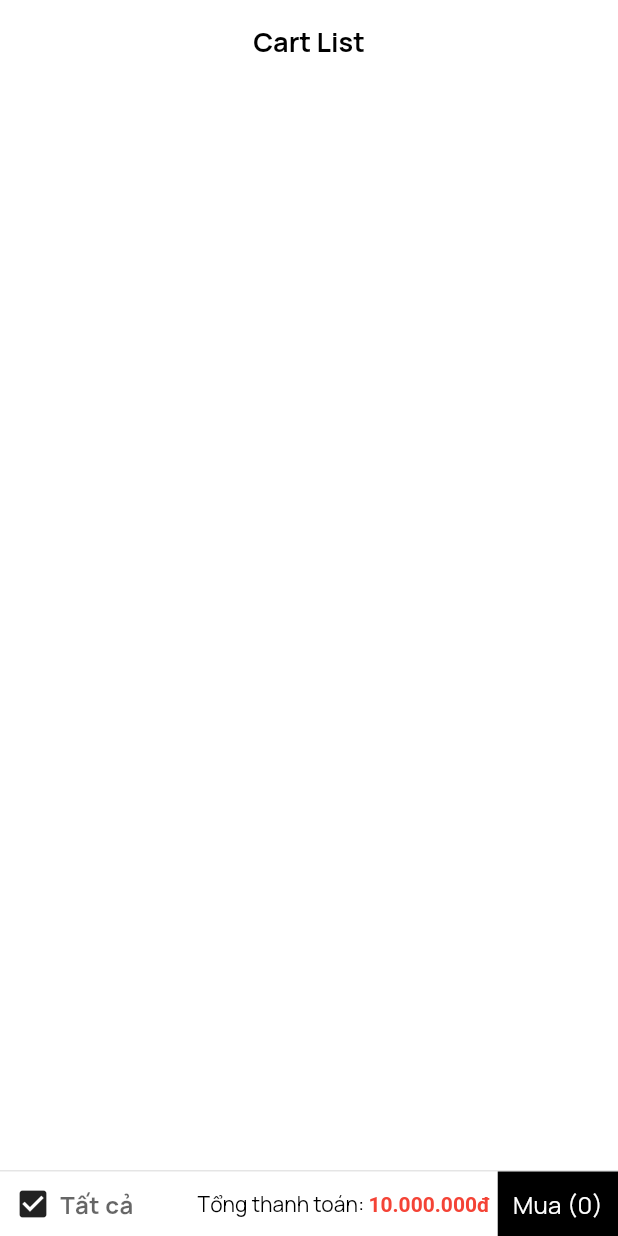
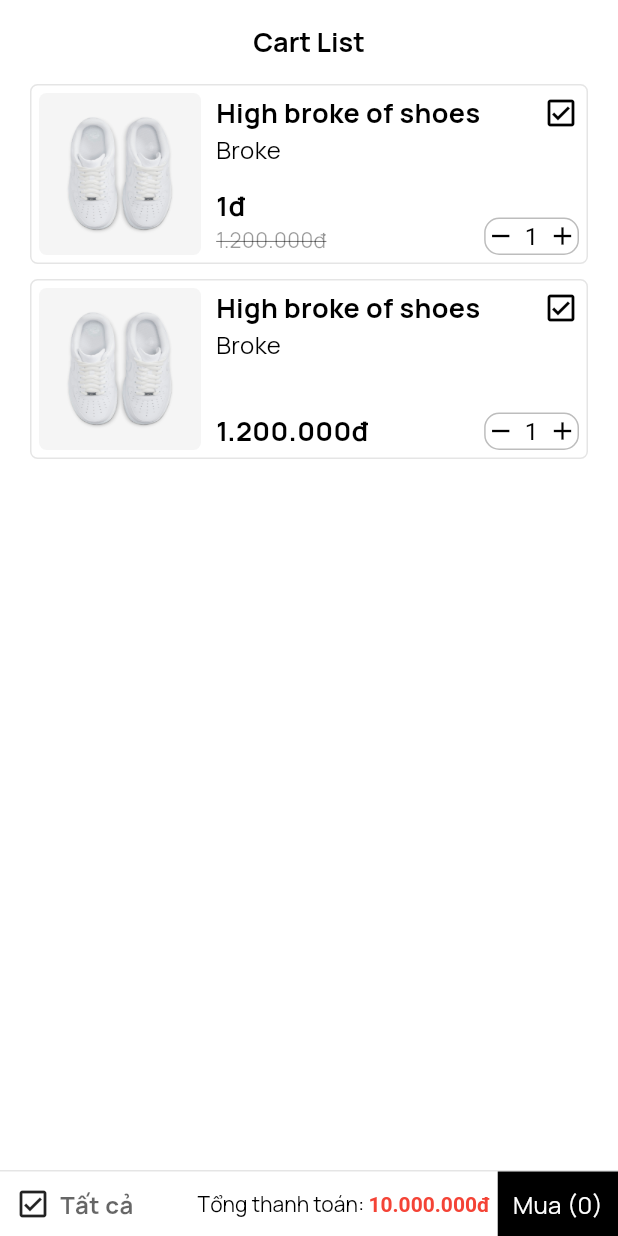
Before and after one commit to BuiHuyPhuoc/ecommerce_shop, a Flutter app: the CartScreen screen opened directly with empty values, on a phone screen of 412 x 824 dp. Run offline on Flutter 3.47's test engine with Material 3 defaults, Android fonts, the light colour scheme and no system bars; our stand-ins replace dio, firebase_core, firebase_storage, fluttertoast, font_awesome_flutter, google_fonts and 3 more; missing offline and left inert: dynamic_height_grid_view; accounts and stored records are empty.

Commit message:
cart page ui

```diff
--- a/app/lib/screens/cart_screen.dart
+++ b/app/lib/screens/cart_screen.dart
@@ -1,3 +1,6 @@
+import 'package:ecommerce_shop/class/string_format.dart';
+import 'package:ecommerce_shop/models/brand.dart';
+import 'package:ecommerce_shop/models/category.dart';
 import 'package:ecommerce_shop/models/customerDTO.dart';
 import 'package:ecommerce_shop/models/product.dart';
 import 'package:ecommerce_shop/widgets/custom_app_bar.dart';
@@ -13,13 +16,13 @@ class CartScreen extends StatefulWidget {
 }
 
 class _CartScreenState extends State<CartScreen> {
-  late List<Product> _product;
+  late List<ProductVarient> _product;
   late List<bool> _indexSelectedProduct;
   int _countSelected = 0;
 
-    @override
+  @override
   void setState(fn) {
-    if(mounted) {
+    if (mounted) {
       super.setState(fn);
     }
   }
@@ -51,7 +54,44 @@ class _CartScreenState extends State<CartScreen> {
 
   @override
   void initState() {
-    _product = [];
+    _product = [
+      new ProductVarient(
+        id: 0,
+        idProduct: 0,
+        size: 36,
+        isValid: true,
+        idProductNavigation: Product(
+          id: 0,
+          nameProduct: "High broke of shoes",
+          description: "Super ultra high broke of shoes",
+          priceProduct: 1200000,
+          newPrice: 1,
+          imageProduct:
+              "https://firebasestorage.googleapis.com/v0/b/shopoes-2e0b8.appspot.com/o/gi%C3%A0y-%C4%91i-b%E1%BB%99-nam-si%C3%AAu-nh%E1%BA%B9-pw-100-x%C3%A1m-decathlon-8486177.jpg?alt=media&token=5750c656-ac14-406e-acde-e9aa88ef2de9",
+          isValid: true,
+          idBrandNavigation: Brand(id: 0, nameBrand: "Broke"),
+          idCategoryNavigation: Category(id: 0, name: "Broke shoe"),
+        ),
+      ),
+      new ProductVarient(
+        id: 0,
+        idProduct: 0,
+        size: 36,
+        isValid: true,
+        idProductNavigation: Product(
+          id: 0,
+          nameProduct: "High broke of shoes",
+          description: "Super ultra high broke of shoes",
+          priceProduct: 1200000,
+          newPrice: null,
+          imageProduct:
+              "https://firebasestorage.googleapis.com/v0/b/shopoes-2e0b8.appspot.com/o/gi%C3%A0y-%C4%91i-b%E1%BB%99-nam-si%C3%AAu-nh%E1%BA%B9-pw-100-x%C3%A1m-decathlon-8486177.jpg?alt=media&token=5750c656-ac14-406e-acde-e9aa88ef2de9",
+          isValid: true,
+          idBrandNavigation: Brand(id: 0, nameBrand: "Broke"),
+          idCategoryNavigation: Category(id: 0, name: "Broke shoe"),
+        ),
+      )
+    ];
     _indexSelectedProduct =
         List<bool>.generate(_product.length, (index) => false);
     CountSelected();
@@ -66,7 +106,7 @@ class _CartScreenState extends State<CartScreen> {
       body: SingleChildScrollView(
         child: Container(
           width: double.infinity,
-          padding: EdgeInsets.all(20),
+          padding: EdgeInsets.symmetric(horizontal: 20),
           child: ListView.separated(
             shrinkWrap: true,
             physics: NeverScrollableScrollPhysics(),
@@ -160,7 +200,7 @@ class _CartScreenState extends State<CartScreen> {
     );
   }
 
-  Widget CartItem(int position, Product product) {
+  Widget CartItem(int position, ProductVarient product) {
     return Container(
       width: double.infinity,
       height: 120,
@@ -199,7 +239,7 @@ class _CartScreenState extends State<CartScreen> {
                   children: [
                     Expanded(
                       child: Text(
-                        product.nameProduct,
+                        product.idProductNavigation!.nameProduct,
                         maxLines: 1,
                         overflow: TextOverflow.ellipsis,
                         style: GoogleFonts.manrope(
@@ -230,23 +270,44 @@ class _CartScreenState extends State<CartScreen> {
                 ),
                 Expanded(
                   child: Text(
-                    product.idBrandNavigation.nameBrand,
+                    product.idProductNavigation!.idBrandNavigation.nameBrand,
                     style: GoogleFonts.manrope(
                       fontSize: 16,
-                      color: Theme.of(context)
-                          .colorScheme
-                          .primary
-                          .withOpacity(0.6),
+                      color: Theme.of(context).colorScheme.primary,
                     ),
                   ),
                 ),
                 Row(
+                  crossAxisAlignment: CrossAxisAlignment.end,
                   children: [
                     Expanded(
-                      child: Text(
-                        product.newPrice.toString(),
-                        style: GoogleFonts.manrope(
-                            fontWeight: FontWeight.bold, fontSize: 18),
+                      child: Column(
+                        crossAxisAlignment: CrossAxisAlignment.start,
+                        mainAxisAlignment: MainAxisAlignment.end,
+                        children: [
+                          Text(
+                            StringFormat.ConvertMoneyToString(
+                                product.idProductNavigation!.newPrice ??
+                                    product.idProductNavigation!.priceProduct),
+                            style: GoogleFonts.manrope(
+                              fontWeight: FontWeight.bold,
+                              fontSize: 18,
+                            ),
+                          ),
+                          (product.idProductNavigation!.newPrice != null)
+                              ? Text(
+                                  StringFormat.ConvertMoneyToString(product
+                                      .idProductNavigation!.priceProduct),
+                                  style: GoogleFonts.manrope(
+                                      color: Theme.of(context)
+                                          .colorScheme
+                                          .primary
+                                          .withOpacity(0.4),
+                                      decoration: TextDecoration.lineThrough,
+                                      fontSize: 14),
+                                )
+                              : Container(),
+                        ],
                       ),
                     ),
                     Container(
@@ -259,6 +320,7 @@ class _CartScreenState extends State<CartScreen> {
                           Icon(
                             Icons.remove,
                             color: Colors.black,
+                            size: 20,
                           ),
                           Padding(
                             padding: EdgeInsets.symmetric(horizontal: 6),
@@ -270,6 +332,7 @@ class _CartScreenState extends State<CartScreen> {
                           Icon(
                             Icons.add,
                             color: Colors.black,
+                            size: 20,
                           ),
                         ],
                       ),
--- a/app/lib/screens/product_detail_screen.dart
+++ b/app/lib/screens/product_detail_screen.dart
@@ -1,5 +1,5 @@
 import 'package:ecommerce_shop/class/string_format.dart';
-import 'package:ecommerce_shop/models/product_detail.dart';
+import 'package:ecommerce_shop/models/product.dart';
 import 'package:ecommerce_shop/services/product_services.dart';
 import 'package:ecommerce_shop/widgets/cart_button.dart';
 import 'package:ecommerce_shop/widgets/custom_app_bar.dart';
--- a/app/lib/services/product_services.dart
+++ b/app/lib/services/product_services.dart
@@ -1,6 +1,5 @@
 import 'package:dio/dio.dart';
 import 'package:ecommerce_shop/models/product.dart';
-import 'package:ecommerce_shop/models/product_detail.dart';
 
 Future<List<Product>> GetProduct() async {
   List<Product> result = [];
```
Also changed, not shown: app/lib/models/product.dart (+111 -0 lines), app/lib/models/product_detail.dart (deleted, +0 -112 lines), app/lib/models/product_varient.dart (deleted).
